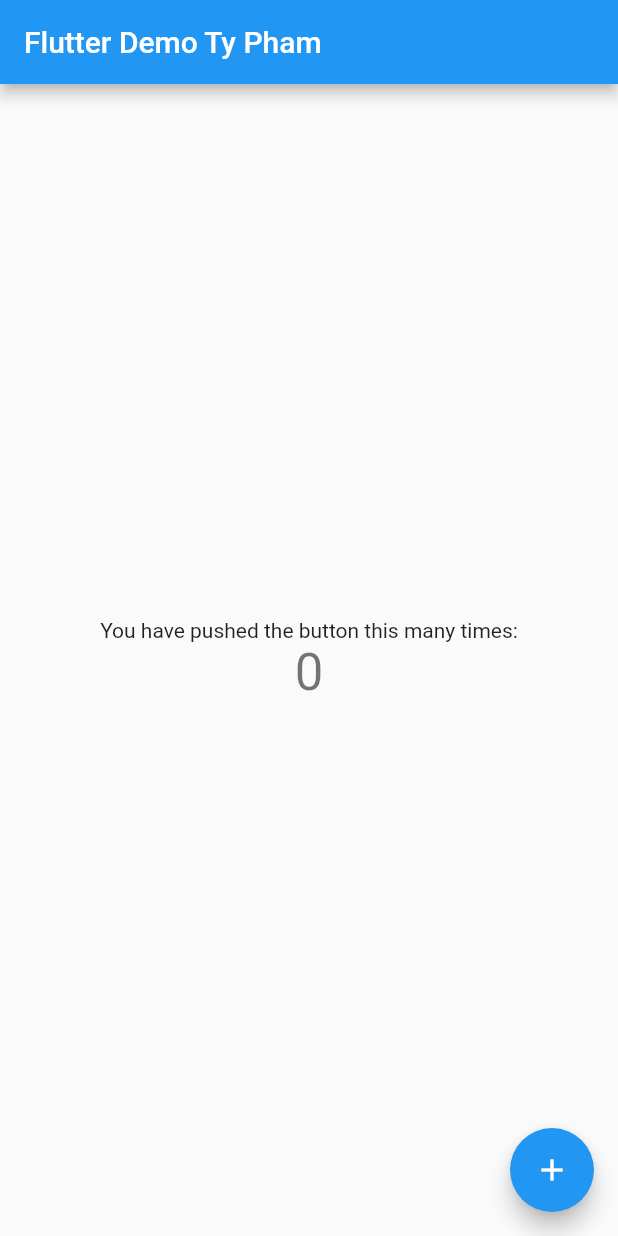
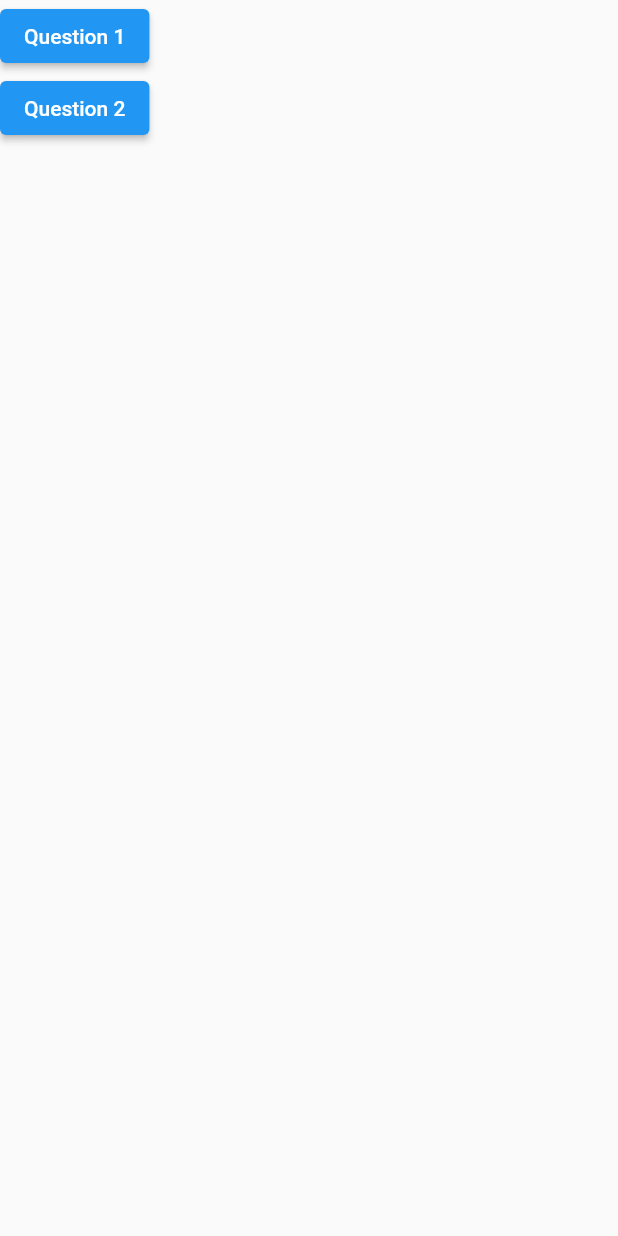
Before and after one commit to phammaity/ProductListFlutter, a Flutter app: the screen it shows after launch, on a phone screen of 412 x 824 dp. Run offline on Flutter 3.47's test engine with Material 2 defaults, Android fonts, the phone set to English and light mode, and no system bars; our stand-ins replace cached_network_image, dio, equatable, flutter_bloc.

Commit message:
- set up Bloc - add product screen - add home screen

```diff
--- /dev/null
+++ b/lib/home/screens/home_screen.dart
@@ -0,0 +1,31 @@
+import 'package:flutter/material.dart';
+import 'package:products_flutter/home/screens/product_screen.dart';
+import 'package:products_flutter/home/screens/question_two_demo.dart';
+
+class HomeScreen extends StatelessWidget {
+  static Route route() {
+    return MaterialPageRoute<void>(builder: (_) => HomeScreen());
+  }
+
+  const HomeScreen({Key? key}) : super(key: key);
+
+  @override
+  Widget build(BuildContext context) {
+    return Scaffold(
+      body: Column(
+        children: [
+          ElevatedButton(
+              onPressed: () {
+                Navigator.of(context).push(ProductScreen.route());
+              },
+              child: Text("Question 1")),
+          ElevatedButton(
+              onPressed: () {
+                Navigator.of(context).push(QuestionTwoDemo.route());
+              },
+              child: Text("Question 2"))
+        ],
+      ),
+    );
+  }
+}
--- a/lib/main.dart
+++ b/lib/main.dart
@@ -1,129 +1,30 @@
 import 'package:api_repository/api_repository.dart';
 import 'package:flutter/material.dart';
+import 'home/screens/home_screen.dart';
 
 void main() {
   runApp(MyApp());
 }
 
 class MyApp extends StatelessWidget {
-  // This widget is the root of your application.
+  final _navigatorKey = GlobalKey<NavigatorState>();
+  NavigatorState get _navigator => _navigatorKey.currentState!;
+
   @override
   Widget build(BuildContext context) {
     final testVal = Calculator();
     print(testVal.addOne(10));
     return MaterialApp(
-      title: 'Flutter Demo',
-      theme: ThemeData(
-        // This is the theme of your application.
-        //
-        // Try running your application with "flutter run". You'll see the
-        // application has a blue toolbar. Then, without quitting the app, try
-        // changing the primarySwatch below to Colors.green and then invoke
-        // "hot reload" (press "r" in the console where you ran "flutter run",
-        // or simply save your changes to "hot reload" in a Flutter IDE).
-        // Notice that the counter didn't reset back to zero; the application
-        // is not restarted.
-        primarySwatch: Colors.blue,
-      ),
-      home: MyHomePage(title: 'Flutter Demo Ty Pham'),
-    );
+        title: 'Flutter test assignment',
+        navigatorKey: _navigatorKey,
+        onGenerateRoute: (_) => HomeScreen.route(),
+        theme: ThemeData(
+          primarySwatch: Colors.blue,
+        ),
+        builder: (context, child) {
+          return MediaQuery(
+              data: MediaQuery.of(context).copyWith(textScaleFactor: 1.0),
+              child: child ?? Container());
+        });
   }
 }
-
-class MyHomePage extends StatefulWidget {
-  MyHomePage({Key? key, required this.title}) : super(key: key);
-
-  // This widget is the home page of your application. It is stateful, meaning
-  // that it has a State object (defined below) that contains fields that affect
-  // how it looks.
-
-  // This class is the configuration for the state. It holds the values (in this
-  // case the title) provided by the parent (in this case the App widget) and
-  // used by the build method of the State. Fields in a Widget subclass are
-  // always marked "final".
-
-  final String title;
-
-  @override
-  _MyHomePageState createState() => _MyHomePageState();
-}
-
-class _MyHomePageState extends State<MyHomePage> {
-  int _counter = 0;
-
-  @override
-  void initState() {
-    super.initState();
-    testFunction();
-  }
-
-  void testFunction() async {
-    final result = await ApiProvider.instance().fetchAllItems();
-    print("tyytytytyyt start");
-    print(result.items.length);
-    print("tyytytytyyt end");
-  }
-
-  void _incrementCounter() {
-    setState(() {
-      // This call to setState tells the Flutter framework that something has
-      // changed in this State, which causes it to rerun the build method below
-      // so that the display can reflect the updated values. If we changed
-      // _counter without calling setState(), then the build method would not be
-      // called again, and so nothing would appear to happen.
-      _counter++;
-    });
-  }
-
-  @override
-  Widget build(BuildContext context) {
-    // This method is rerun every time setState is called, for instance as done
-    // by the _incrementCounter method above.
-    //
-    // The Flutter framework has been optimized to make rerunning build methods
-    // fast, so that you can just rebuild anything that needs updating rather
-    // than having to individually change instances of widgets.
-    return Scaffold(
-      appBar: AppBar(
-        // Here we take the value from the MyHomePage object that was created by
-        // the App.build method, and use it to set our appbar title.
-        title: Text(widget.title),
-      ),
-      body: Center(
-        // Center is a layout widget. It takes a single child and positions it
-        // in the middle of the parent.
-        child: Column(
-          // Column is also a layout widget. It takes a list of children and
-          // arranges them vertically. By default, it sizes itself to fit its
-          // children horizontally, and tries to be as tall as its parent.
-          //
-          // Invoke "debug painting" (press "p" in the console, choose the
-          // "Toggle Debug Paint" action from the Flutter Inspector in Android
-          // Studio, or the "Toggle Debug Paint" command in Visual Studio Code)
-          // to see the wireframe for each widget.
-          //
-          // Column has various properties to control how it sizes itself and
-          // how it positions its children. Here we use mainAxisAlignment to
-          // center the children vertically; the main axis here is the vertical
-          // axis because Columns are vertical (the cross axis would be
-          // horizontal).
-          mainAxisAlignment: MainAxisAlignment.center,
-          children: <Widget>[
-            Text(
-              'You have pushed the button this many times:',
-            ),
-            Text(
-              '$_counter',
-              style: Theme.of(context).textTheme.headline4,
-            ),
-          ],
-        ),
-      ),
-      floatingActionButton: FloatingActionButton(
-        onPressed: _incrementCounter,
-        tooltip: 'Increment',
-        child: Icon(Icons.add),
-      ), // This trailing comma makes auto-formatting nicer for build methods.
-    );
-  }
-}
```
Also changed, not shown: lib/components/image_view.dart (added, +18 -0 lines), lib/home/blocs/fetch_products/product_bloc.dart (added, +58 -0 lines), lib/home/blocs/fetch_products/product_event.dart (added, +8 -0 lines), lib/home/blocs/fetch_products/product_state.dart (added, +30 -0 lines), lib/home/screens/product_screen.dart (added, +92 -0 lines), lib/home/screens/question_two_demo.dart (added, +14 -0 lines), lib/home/views/item_row_view.dart (added, +51 -0 lines), packages/api_repository/lib/models/item.dart (+66 -3 lines), pubspec.yaml (+5 -3 lines), assets/images/default-image.png (added), 6 other files.
